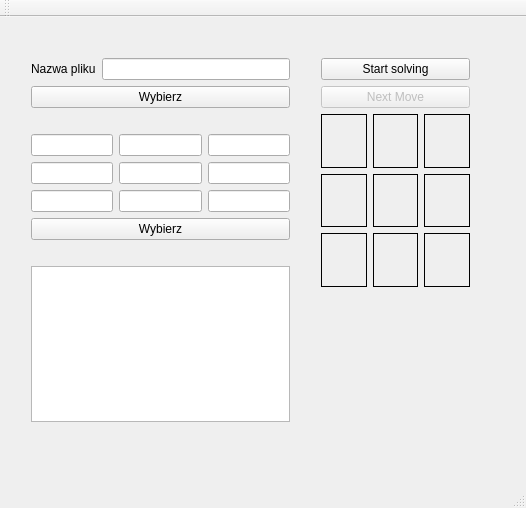
This is mainwindow.ui in garmelito/zap-puzzle as Qt 5 draws it before an edit. The edited form follows.
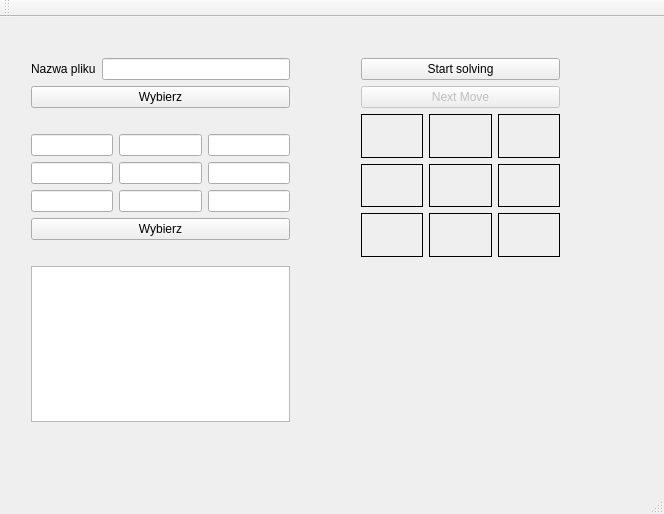
This is the edited form.

The edit to the form file:
```diff
--- a/mainwindow.ui
+++ b/mainwindow.ui
@@ -6,21 +6,21 @@
    <rect>
     <x>0</x>
     <y>0</y>
-    <width>526</width>
-    <height>508</height>
+    <width>664</width>
+    <height>514</height>
    </rect>
   </property>
   <property name="windowTitle">
    <string>Puzzle Machine</string>
   </property>
   <widget class="QWidget" name="centralWidget">
-   <widget class="QWidget" name="">
+   <widget class="QWidget" name="layoutWidget">
     <property name="geometry">
      <rect>
-      <x>310</x>
+      <x>350</x>
       <y>30</y>
-      <width>171</width>
-      <height>251</height>
+      <width>221</width>
+      <height>221</height>
      </rect>
     </property>
     <layout class="QVBoxLayout" name="verticalLayout">
@@ -434,7 +434,7 @@
      </item>
     </layout>
    </widget>
-   <widget class="QWidget" name="">
+   <widget class="QWidget" name="layoutWidget">
     <property name="geometry">
      <rect>
       <x>20</x>
```
Left out of the diff: 2 changed lines with no effect on the pictures.
